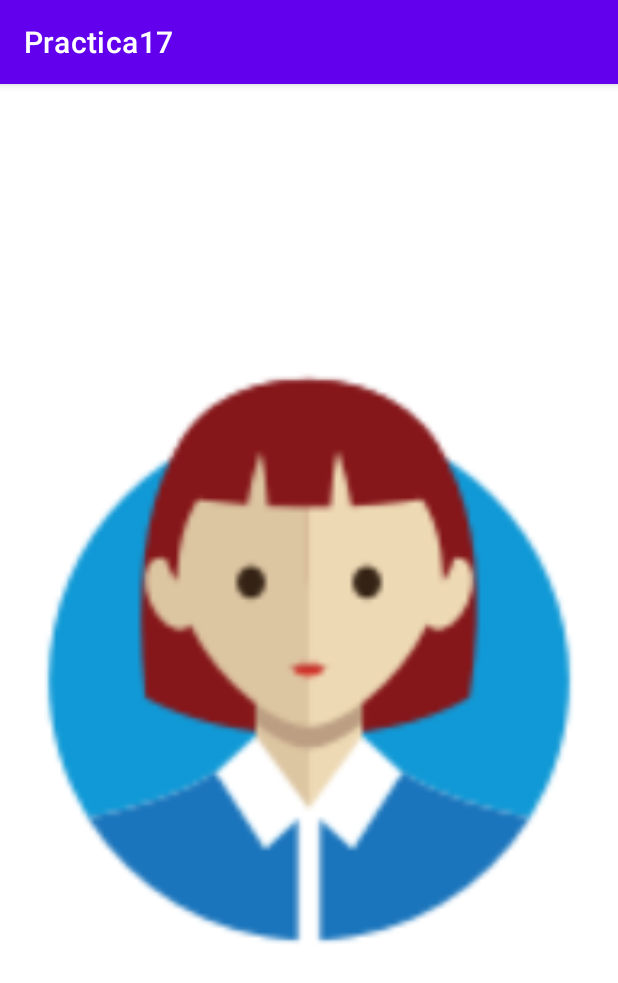
After one commit to pablofu9/FragmentsKotlin, an Android app: the fragment FragmentFotos shown on its own in the app's theme, on a phone screen of 412 x 824 dp. The commit adds this screen. Shown: the top 983 px of the screen. Run offline under Robolectric (Android 15) with nearby library versions, the phone set to English and light mode, and no system bars.

Commit message:
Fragments

```diff
--- /dev/null
+++ b/app/src/main/java/com/example/practica17/fragments/FragmentFotos.kt
@@ -0,0 +1,60 @@
+package com.example.practica17.fragments
+
+import android.os.Bundle
+import androidx.fragment.app.Fragment
+import android.view.LayoutInflater
+import android.view.View
+import android.view.ViewGroup
+import com.example.practica17.R
+
+// TODO: Rename parameter arguments, choose names that match
+// the fragment initialization parameters, e.g. ARG_ITEM_NUMBER
+private const val ARG_PARAM1 = "param1"
+private const val ARG_PARAM2 = "param2"
+
+/**
+ * A simple [Fragment] subclass.
+ * Use the [FragmentFotos.newInstance] factory method to
+ * create an instance of this fragment.
+ */
+class FragmentFotos : Fragment() {
+    // TODO: Rename and change types of parameters
+    private var param1: String? = null
+    private var param2: String? = null
+
+    override fun onCreate(savedInstanceState: Bundle?) {
+        super.onCreate(savedInstanceState)
+        arguments?.let {
+            param1 = it.getString(ARG_PARAM1)
+            param2 = it.getString(ARG_PARAM2)
+        }
+    }
+
+    override fun onCreateView(
+        inflater: LayoutInflater, container: ViewGroup?,
+        savedInstanceState: Bundle?
+    ): View? {
+        // Inflate the layout for this fragment
+        return inflater.inflate(R.layout.fragment_fotos, container, false)
+    }
+
+    companion object {
+        /**
+         * Use this factory method to create a new instance of
+         * this fragment using the provided parameters.
+         *
+         * @param param1 Parameter 1.
+         * @param param2 Parameter 2.
+         * @return A new instance of fragment FragmentFotos.
+         */
+        // TODO: Rename and change types and number of parameters
+        @JvmStatic
+        fun newInstance(param1: String, param2: String) =
+            FragmentFotos().apply {
+                arguments = Bundle().apply {
+                    putString(ARG_PARAM1, param1)
+                    putString(ARG_PARAM2, param2)
+                }
+            }
+    }
+}
--- /dev/null
+++ b/app/src/main/res/layout/fragment_fotos.xml
@@ -0,0 +1,14 @@
+<?xml version="1.0" encoding="utf-8"?>
+<FrameLayout xmlns:android="http://schemas.android.com/apk/res/android"
+    xmlns:tools="http://schemas.android.com/tools"
+    android:layout_width="match_parent"
+    android:layout_height="match_parent"
+    tools:context=".fragments.FragmentFotos">
+
+    <ImageView
+        android:id="@+id/imageView"
+        android:layout_width="match_parent"
+        android:layout_height="match_parent"
+        android:src="@drawable/chica1" />
+
+</FrameLayout>
--- a/app/src/main/res/values/strings.xml
+++ b/app/src/main/res/values/strings.xml
@@ -1,3 +1,6 @@
 <resources>
     <string name="app_name">Practica17</string>
+    <!-- TODO: Remove or change this placeholder text -->
+    <string name="hello_blank_fragment">Hello blank fragment</string>
+    <string name="image">image-id</string>
 </resources>
```
Also changed, not shown: app/src/main/java/com/example/practica17/activities/MainActivity.kt (+11 -1 lines), app/src/main/java/com/example/practica17/fragments/FragmentDatos.kt (added, +40 -0 lines), app/src/main/res/layout/activity_main.xml (+40 -8 lines), app/src/main/res/layout/fragment_datos.xml (added, +14 -0 lines), app/src/main/res/drawable/chica1.png (added), app/src/main/res/drawable/chica2.png (added), app/src/main/res/drawable/chico1.png (added), app/src/main/res/drawable/chico2.png (added).
